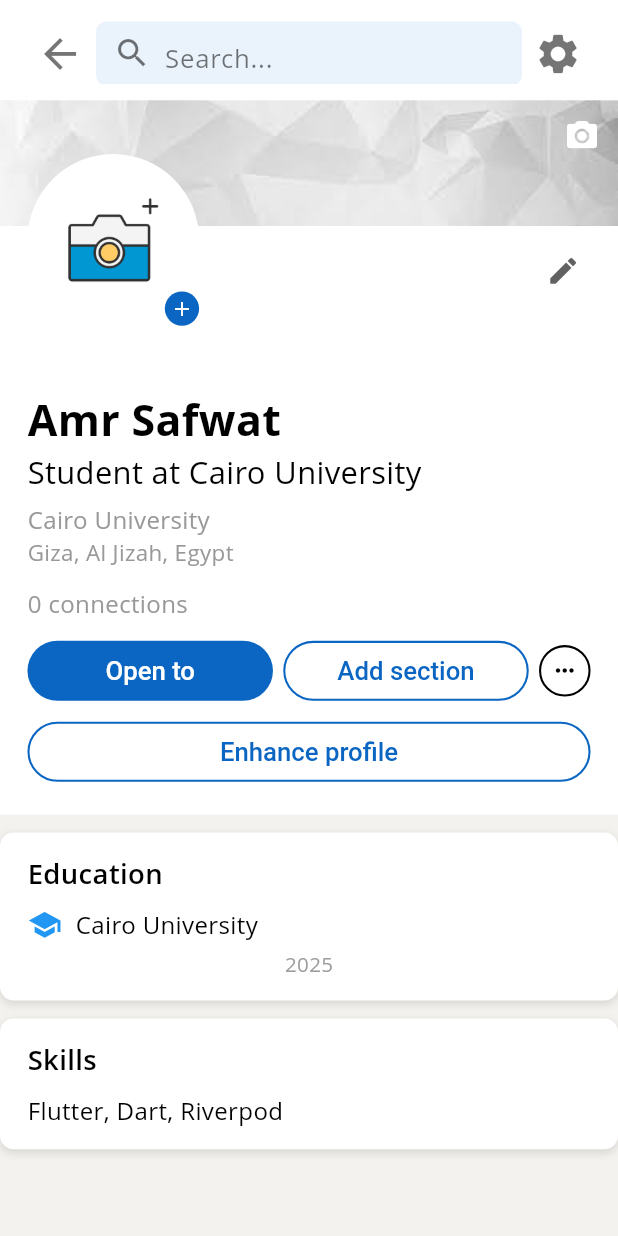
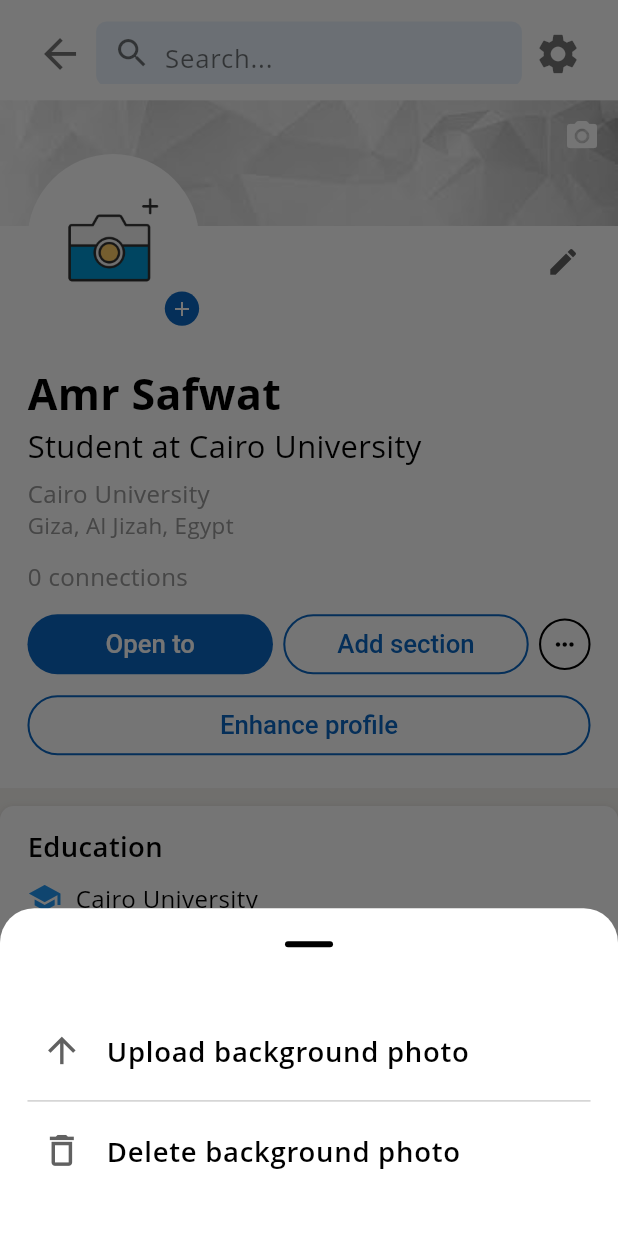
Before and after one commit to LinkUp-SW/Cross, a Flutter app: the screen it shows after launch, after a tap on the "camera alt" icon, on a phone screen of 412 x 824 dp. Run offline on Flutter 3.47's test engine with Material 3 defaults, Android fonts, the phone set to English and light mode, and no system bars; our stand-ins replace flutter_riverpod, flutter_screenutil, flutter_secure_storage, go_router, skeletonizer; Roboto replaces fonts that are missing (Open Sans).

Commit message:
file change: create bottom sheet widget

```diff
--- /dev/null
+++ b/lib/features/profile/widgets/bottom_sheet.dart
@@ -0,0 +1,115 @@
+import 'package:flutter/material.dart';
+import 'package:flutter_screenutil/flutter_screenutil.dart';
+import 'package:link_up/shared/themes/colors.dart';
+import 'package:link_up/shared/themes/text_styles.dart';
+
+class ReusableBottomSheetOption {
+  final IconData? icon;
+  final String title;
+  final String? subtitle;
+  final VoidCallback onTap;
+
+  ReusableBottomSheetOption({
+    this.icon,
+    required this.title,
+    this.subtitle,
+    required this.onTap,
+  });
+}
+
+
+class ReusableBottomSheetContent extends StatelessWidget {
+  final List<ReusableBottomSheetOption> options;
+
+  const ReusableBottomSheetContent({
+    Key? key,
+    required this.options,
+  }) : super(key: key);
+
+  @override
+  Widget build(BuildContext context) {
+    final isDarkMode = Theme.of(context).brightness == Brightness.dark;
+    final textColor = isDarkMode ? AppColors.darkTextColor : AppColors.lightTextColor;
+    final secondaryTextColor = AppColors.lightGrey;
+    final iconColor = isDarkMode ? AppColors.darkSecondaryText : AppColors.lightSecondaryText;
+
+    return Container(
+      margin: EdgeInsets.only(bottom: MediaQuery.of(context).viewInsets.bottom),
+      padding: EdgeInsets.symmetric(horizontal: 16.w, vertical: 12.h),
+      child: Column(
+        mainAxisSize: MainAxisSize.min,
+        crossAxisAlignment: CrossAxisAlignment.center,
+        children: [
+          Flexible(
+             child: ListView.separated(
+              shrinkWrap: true,
+              physics: const ClampingScrollPhysics(),
+              itemCount: options.length,
+              itemBuilder: (context, index) {
+                final option = options[index];
+                return ListTile(
+                  contentPadding: EdgeInsets.symmetric(vertical: 4.h, horizontal: 8.w),
+                  leading: option.icon != null
+                      ? Icon(
+                          option.icon,
+                          color: iconColor,
+                          size: 24.sp,
+                        )
+                      : null,
+                  title: Text(
+                    option.title,
+                    style: TextStyles.font16_600Weight.copyWith(
+                      color: textColor,
+                    ),
+                  ),
+                  subtitle: option.subtitle != null
+                      ? Text(
+                          option.subtitle!,
+                          style: TextStyles.font14_400Weight.copyWith(
+                            color: secondaryTextColor,
+                          ),
+                        )
+                      : null,
+                  onTap: () {
+                     Navigator.pop(context);
+                     option.onTap();
+                  },
+                  hoverColor: AppColors.darkGrey,
+                  splashColor: AppColors.lightBlue,
+                );
+              },
+              separatorBuilder: (context, index) => Divider(
+                height: 1.h,
+                thickness: 0.5,
+                color: AppColors.darkGrey,
+              ),
+            ),
+          ),
+          SizedBox(height: 8.h),
+        ],
+      ),
+    );
+  }
+}
+
+void showReusableBottomSheet({
+  required BuildContext context,
+  required List<ReusableBottomSheetOption> options,
+}) {
+  final isDarkMode = Theme.of(context).brightness == Brightness.dark;
+
+  showModalBottomSheet(
+    context: context,
+    isScrollControlled: true,
+    backgroundColor: isDarkMode ? AppColors.darkMain : AppColors.lightMain,
+    shape: RoundedRectangleBorder(
+      borderRadius: BorderRadius.vertical(top: Radius.circular(20.r)),
+    ),
+    builder: (BuildContext context) {
+      return Padding(
+        padding: EdgeInsets.only(bottom: MediaQuery.of(context).viewPadding.bottom),
+        child: ReusableBottomSheetContent(options: options),
+      );
+    },
+  );
+}
--- a/lib/features/profile/widgets/profile_app_bar_widget.dart
+++ b/lib/features/profile/widgets/profile_app_bar_widget.dart
@@ -19,16 +19,16 @@ class ProfileAppBar extends ConsumerWidget implements PreferredSizeWidget {
         padding: EdgeInsets.only(top: 13.h),
         child: Row(
           children: [
-            // Back Button
+
             IconButton(
               icon: Icon(Icons.arrow_back, color: Colors.black54, size: 28.sp),
               onPressed: () => Navigator.pop(context),
             ),
 
-            // Search Bar
+
             Expanded(
               child: Container(
-                height: 36.h, // Slightly thinner
+                height: 36.h,
                 padding: EdgeInsets.symmetric(horizontal: 10.w),
                 decoration: BoxDecoration(
                   color: const Color(0xFFEAF3FC),
@@ -55,11 +55,9 @@ class ProfileAppBar extends ConsumerWidget implements PreferredSizeWidget {
               ),
             ),
 
-            // Settings Icon (Larger)
             IconButton(
               icon: Icon(Icons.settings, color: Colors.black54, size: 28.sp),
               onPressed: () {
-                // Settings action
               },
             ),
           ],
--- a/lib/features/profile/widgets/profile_header_widget.dart
+++ b/lib/features/profile/widgets/profile_header_widget.dart
@@ -5,14 +5,90 @@ import 'package:link_up/shared/themes/colors.dart';
 import 'package:link_up/shared/themes/text_styles.dart';
 import 'package:link_up/shared/themes/button_styles.dart';
 import 'package:go_router/go_router.dart';
+import 'package:link_up/features/profile/widgets/bottom_sheet.dart';
+
+
+
 
 class ProfileHeaderWidget extends ConsumerWidget {
   const ProfileHeaderWidget({Key? key}) : super(key: key);
+
+  void _handleProfilePicTap(BuildContext context) {
+    final options = [
+      ReusableBottomSheetOption(
+        icon: Icons.camera_alt_outlined,
+        title: 'Take a photo',
+        onTap: () {
+          // TODO: Implement take photo logic
+        },
+      ),
+      ReusableBottomSheetOption(
+        icon: Icons.arrow_upward,
+        title: 'Upload from photos',
+        onTap: () {
+          // TODO: Implement upload photo logic
+        },
+      ),
+       ReusableBottomSheetOption(
+        icon: Icons.delete_outline,
+        title: 'Delete profile picture',
+        onTap: () {
+          // TODO: Implement view logic
+        },
+      ),
+    ];
+    showReusableBottomSheet(context: context, options: options);
+  }
+
+  void _handleBackgroundPicTap(BuildContext context) {
+    final options = [
+      ReusableBottomSheetOption(
+        icon: Icons.arrow_upward,
+        title: 'Upload background photo',
+        onTap: () {
+          // TODO: Implement upload background photo logic
+        },
+      ),
+       ReusableBottomSheetOption(
+        icon: Icons.delete_outline,
+        title: 'Delete background photo',
+        onTap: () {
+          // TODO: Implement delete background photo logic
+        },
+      ),
+    ];
+    showReusableBottomSheet(context: context, options: options);
+  }
+
+  // Action Handler for "Open to" Button Tap
+  void _handleOpenToTap(BuildContext context) {
+    final options = [
+      ReusableBottomSheetOption(
+        title: 'Finding a new job',
+        subtitle: 'Show recruiters and others that you\'re open to work',
+        onTap: () {
+          print("Finding a new job Tapped");
+          // TODO: Implement action for Finding a new job
+        },
+      ),
+      ReusableBottomSheetOption(
+        title: 'Hiring',
+        subtitle: 'Share that you\'re hiring and attract qualified candidates',
+        onTap: () {
+          print("Hiring Tapped");
+          // TODO: Implement action for Hiring
+        },
+      ),
+    ];
+    showReusableBottomSheet(context: context, options: options);
+  }
+
 
   @override
   Widget build(BuildContext context, WidgetRef ref) {
     final isDarkMode = Theme.of(context).brightness == Brightness.dark;
     final buttonStyles = LinkUpButtonStyles();
+    final double backgroundHeight = 70.h;
 
     return Container(
       width: double.infinity,
@@ -25,10 +101,12 @@ class ProfileHeaderWidget extends ConsumerWidget {
           Stack(
             clipBehavior: Clip.none,
             children: [
+              // Background Image (GestureDetector wraps Container)
               GestureDetector(
-                onTap: _uploadBackgroundImage,
+                // onTap: _uploadBackgroundImage, // Replaced
+                onTap: () => _handleBackgroundPicTap(context), // Use new handler
                 child: Container(
-                  height: 70.h,
+                  height: backgroundHeight,
                   width: double.infinity,
                   decoration: BoxDecoration(
                     color: AppColors.lightGrey,
@@ -41,14 +119,18 @@ class ProfileHeaderWidget extends ConsumerWidget {
                     alignment: Alignment.topRight,
                     child: IconButton(
                       icon: Icon(Icons.camera_alt_rounded, color: Colors.white),
-                      onPressed: () {},
+                      // onPressed: () {_showProfilePicBottomSheet(context);}, // Replaced - Handled by parent GestureDetector now
+                       onPressed: () => _handleBackgroundPicTap(context), // Explicitly call handler here too if icon button needs separate logic target
                     ),
                   ),
                 ),
               ),
-              Positioned(
-                top: 30.h,
-                left: 16.w,
+              // Profile Picture (GestureDetector wraps Stack)
+              Padding(
+                padding: EdgeInsets.only(top: 30.h, left: 16.w),
+                child: GestureDetector(
+                  // onTap: () { _showProfilePicBottomSheet(context); }, // Replaced
+                  onTap: () => _handleProfilePicTap(context), // Use new handler
                   child: Stack(
                     clipBehavior: Clip.none,
                     children: [
@@ -72,19 +154,18 @@ class ProfileHeaderWidget extends ConsumerWidget {
                     ],
                   ),
                 ),
-            ],
               ),
-          Padding(
-            padding: EdgeInsets.only(top: 10.h, right: 16.w),
-            child: Align(
-              alignment: Alignment.topRight,
+              // Edit Intro Button
+              Positioned(
+                top: backgroundHeight + 5.h,
+                right: 16.w,
                 child: GestureDetector(
                   onTap: () {
                     GoRouter.of(context).push('/edit_intro');
                   },
                   child: CircleAvatar(
                     radius: 16.r,
-                  backgroundColor: AppColors.lightMain  ,
+                    backgroundColor: AppColors.lightMain,
                     child: Icon(
                       Icons.edit,
                       color: AppColors.lightSecondaryText,
@@ -93,8 +174,10 @@ class ProfileHeaderWidget extends ConsumerWidget {
                   ),
                 ),
               ),
+            ],
           ),
-          SizedBox(height: 50.h),
+          SizedBox(height: 20.h),
+          // User Info Text Section
           Padding(
             padding: EdgeInsets.symmetric(horizontal: 16.w),
             child: Column(
@@ -130,6 +213,7 @@ class ProfileHeaderWidget extends ConsumerWidget {
               ],
             ),
           ),
+          // Action Buttons Section
           Padding(
             padding: EdgeInsets.symmetric(horizontal: 16.w),
             child: Column(
@@ -140,9 +224,8 @@ class ProfileHeaderWidget extends ConsumerWidget {
                     Expanded(
                       flex: 4,
                       child: ElevatedButton(
-                        onPressed: () {
-                          GoRouter.of(context).push('/edit_intro');
-                        },
+                        // onPressed: () { _showOpenToBottomSheet(context); }, // Replaced
+                        onPressed: () => _handleOpenToTap(context), // Use new handler
                         style: isDarkMode
                             ? buttonStyles.wideBlueElevatedButtonDark()
                             : buttonStyles.wideBlueElevatedButton(),
@@ -158,7 +241,7 @@ class ProfileHeaderWidget extends ConsumerWidget {
                     Expanded(
                       flex: 4,
                       child: OutlinedButton(
-                        onPressed: () {},
+                        onPressed: () {}, // Original onPressed
                         style: isDarkMode
                             ? buttonStyles.blueOutlinedButtonDark()
                             : buttonStyles.blueOutlinedButton(),
@@ -175,7 +258,7 @@ class ProfileHeaderWidget extends ConsumerWidget {
                       width: 30.r,
                       height: 35.r,
                       child: OutlinedButton(
-                        onPressed: () {},
+                        onPressed: () {}, // Original onPressed
                         style: isDarkMode
                             ? buttonStyles.circularButtonDark()
                             : buttonStyles.circularButton(),
@@ -191,7 +274,7 @@ class ProfileHeaderWidget extends ConsumerWidget {
                 SizedBox(
                   width: double.infinity,
                   child: OutlinedButton(
-                    onPressed: () {},
+                    onPressed: () {}, // Original onPressed
                     style: isDarkMode
                         ? buttonStyles.blueOutlinedButtonDark()
                         : buttonStyles.blueOutlinedButton(),
@@ -212,7 +295,8 @@ class ProfileHeaderWidget extends ConsumerWidget {
     );
   }
 
-  void _uploadBackgroundImage() {
-    // Handle background image upload
+  // Original private methods related to bottom sheets are removed:
+  // void _showOpenToBottomSheet(BuildContext context) { ... } // REMOVED
+  // void _showProfilePicBottomSheet(BuildContext context) { ... } // REMOVED
+  // void _uploadBackgroundImage() { ... } // REMOVED (replaced by _handleBackgroundPicTap)
 }
-}
```
Lines whose indentation alone changed are shown as unchanged.
